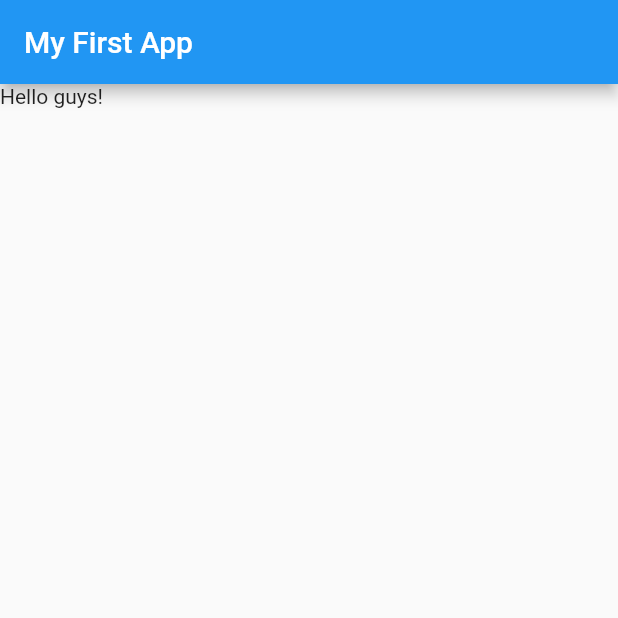
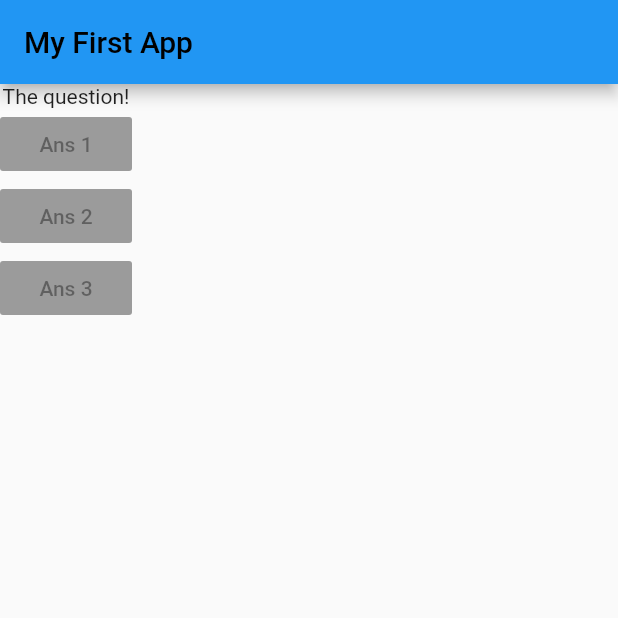
Before and after one commit to Garima-1602/demo, a Flutter app: the screen it shows after launch, on a phone screen of 412 x 824 dp, the top half of it. Run offline on Flutter 3.47's test engine with Material 2 defaults, Android fonts, the phone set to English and light mode, and no system bars.

Commit message:
Latest commit

```diff
--- a/lib/main.dart
+++ b/lib/main.dart
@@ -1,5 +1,6 @@
 import 'package:flutter/material.dart';
 
+//void main List<String>questions
 void main() {
   /*
    --->runApp is normal func written by flutter team.it is exposed
@@ -30,12 +31,37 @@ class MyApp extends StatelessWidget {
   */
   @override //to perform operations or its a decorator provided by dart
   Widget build(BuildContext context) {
+    //using list we can group related data together
+    var questions = [
+      'What\'s your favorite color?',
+      'What\'s your favorite animal?',
+    ];
     return MaterialApp(
       home: Scaffold(
         appBar: AppBar(
           title: Text('My First App'),
+          backgroundColor: Colors.blue,
+          foregroundColor: Colors.black,
         ),
-        body: Text('Hello guys!'),
+        body: Column(
+          children: [
+            Text('The question!'),
+            RaisedButton(
+              child: Text('Ans 1'),
+              onPressed: null,
+            ),
+            RaisedButton(
+              child: Text('Ans 2'),
+              onPressed: null,
+            ),
+            RaisedButton(
+              child: Text('Ans 3'),
+              onPressed: null,
+            ),
+            //RaisedButton--replacement for raisedbutton
+            //ElevatedButton()
+          ], //here it tells us that it holds list of widget
+        ),
       ),
       //scaffold is another widget and helps in creating base design
     );
```
